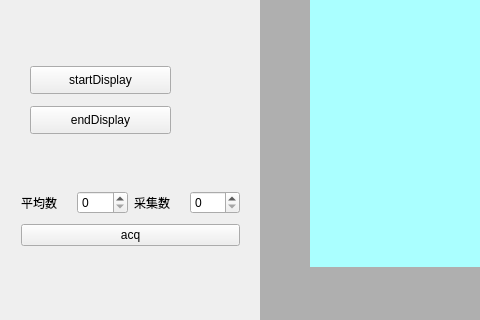
The window that IRay_Test/IrayWidget.ui (c00122611/Iray_detectorProj) describes before a commit, drawn with Qt 5; both pictures show x 0 to 480 and y 181 to 501 of the 959 by 605 pixel window.
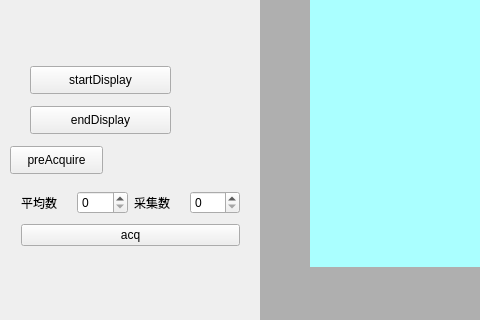
The same window after the commit.

What changed in the file:
```diff
--- a/IRay_Test/IrayWidget.ui
+++ b/IRay_Test/IrayWidget.ui
@@ -164,6 +164,19 @@
      </item>
     </layout>
    </widget>
+   <widget class="QPushButton" name="preAcquireButton">
+    <property name="geometry">
+     <rect>
+      <x>10</x>
+      <y>310</y>
+      <width>93</width>
+      <height>28</height>
+     </rect>
+    </property>
+    <property name="text">
+     <string>preAcquire</string>
+    </property>
+   </widget>
   </widget>
   <widget class="QMenuBar" name="menuBar">
    <property name="geometry">
```
